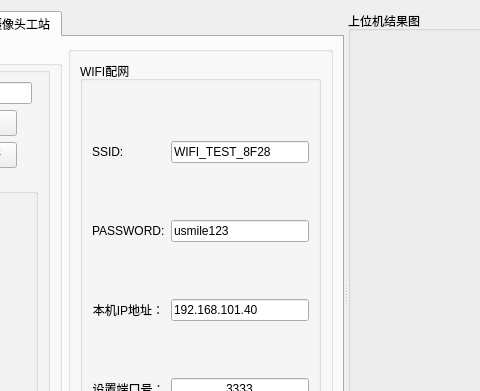
Old version of the form work_station/camera/cameratest.ui in the repository yuhuang163/test; both pictures show x 225 to 705 and y 0 to 391 of the 934 by 715 pixel window.
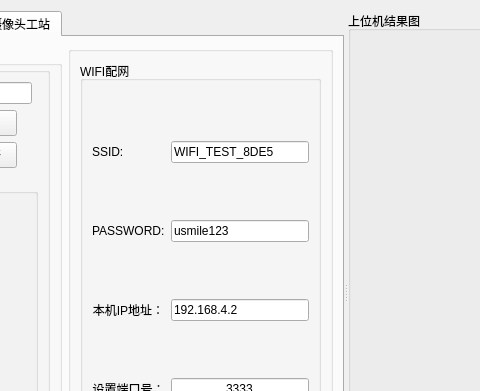
New version of the form. The open tabs and pages were chosen to show the change.

```diff
--- a/work_station/camera/cameratest.ui
+++ b/work_station/camera/cameratest.ui
@@ -553,7 +553,7 @@
                <item row="0" column="1">
                 <widget class="QLineEdit" name="ssid_lineEdit">
                  <property name="text">
-                  <string>WIFI_TEST_8F28</string>
+                  <string>WIFI_TEST_8DE5</string>
                  </property>
                 </widget>
                </item>
@@ -590,7 +590,7 @@
                <item row="2" column="1">
                 <widget class="QLineEdit" name="client_ip_label">
                  <property name="text">
-                  <string>192.168.101.40</string>
+                  <string>192.168.4.2</string>
                  </property>
                 </widget>
                </item>
```
